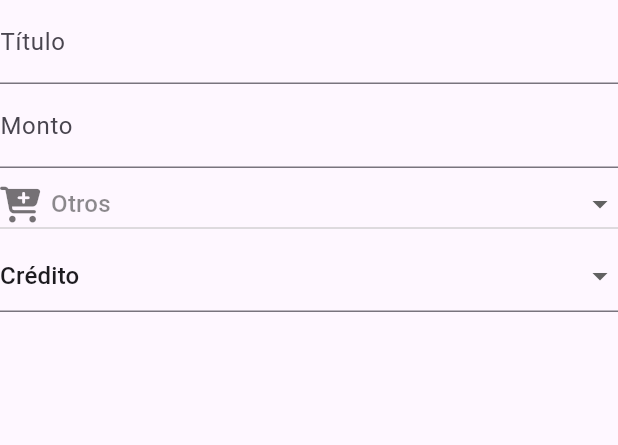
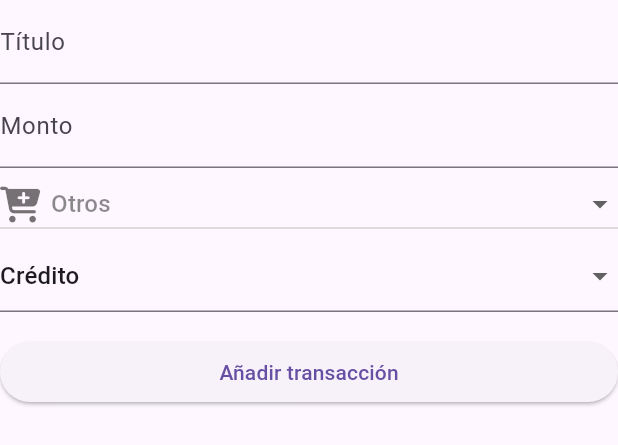
Before and after one commit to ChrisShadow/uaa_expense_tracker, a Flutter app: the AddTransactForm widget shown alone on an empty page, opened directly, on a phone screen of 412 x 824 dp. Shown: the top 445 px of the screen. Run offline on Flutter 3.47's test engine with Material 3 defaults, Android fonts, the phone set to English and light mode, and no system bars; our stand-ins replace firebase_auth, firebase_core, font_awesome_flutter; accounts and stored records are empty.

Commit message:
dashboard home: parte5 transact dialog 1:11min/2hs

```diff
--- a/lib/utils/appvalidator.dart
+++ b/lib/utils/appvalidator.dart
@@ -30,4 +30,10 @@ class AppValidator{
     }
     return null;
   }
+  String? isEmptyCheck(value){
+    if(value!.isEmpty){
+      return 'Detalle requerido';
+    }
+    return null;
+  }
 }
--- a/lib/widget/add_transact_form.dart
+++ b/lib/widget/add_transact_form.dart
@@ -1,5 +1,7 @@
+import 'package:expense_tracker/utils/appvalidator.dart';
 import 'package:expense_tracker/widget/category_dropdown.dart';
 import 'package:flutter/material.dart';
+
 
 class AddTransactForm extends StatefulWidget {
   const AddTransactForm({super.key});
@@ -11,16 +13,49 @@ class AddTransactForm extends StatefulWidget {
 class _AddTransactFormState extends State<AddTransactForm> {
   var type="crédito";
   var category="Otros";
+  final GlobalKey<FormState> _formKey= GlobalKey<FormState>();
+  var isLoader=false;
+  var appValidator=AppValidator();
+  Future <void> _submitForm() async {
+    if(_formKey.currentState!.validate()){
+      setState(() {
+        isLoader=true;
+      });
+
+
+      //var data={
+        //"email":_userEmailController.text,
+        //"password":_userPassController.text
+      //};
+      //await authService.login(data, context);
+
+      setState(() {
+        isLoader=false;
+      });
+
+      //ScaffoldMessenger.of(_formKey.currentContext!).showSnackBar(
+      //const SnackBar(content: Text("Cuenta iniciada con éxito")),
+      //);
+    }
+  }
+
   @override
   Widget build(BuildContext context) {
-    return Form(
+    return SingleChildScrollView(
+      child: Form(
+        key: _formKey,
         child: Column(
+          crossAxisAlignment: CrossAxisAlignment.stretch,
           children: [
             TextFormField(
+              autovalidateMode: AutovalidateMode.onUserInteraction,
+              validator: appValidator.isEmptyCheck,
               decoration: const InputDecoration(
                 labelText: 'Título'
               ),),
             TextFormField(
+              autovalidateMode: AutovalidateMode.onUserInteraction,
+              validator: appValidator.isEmptyCheck,
               keyboardType: TextInputType.number,
               decoration: const InputDecoration(
                 labelText: "Monto"
@@ -46,8 +81,21 @@ class _AddTransactFormState extends State<AddTransactForm> {
                       type=value;
                     });
                   }
-              })
+                }),
+            const SizedBox(
+              height: 16,
+            ),
+            ElevatedButton(
+                onPressed: (){
+                  if(isLoader==false) {
+                    _submitForm();
+                  }
+                },
+                child:
+                isLoader ? const Center(child: CircularProgressIndicator()):
+                const Text("Añadir transacción"))
           ],
+        ),
       ),
     );
   }
```
Lines whose indentation alone changed are shown as unchanged.
